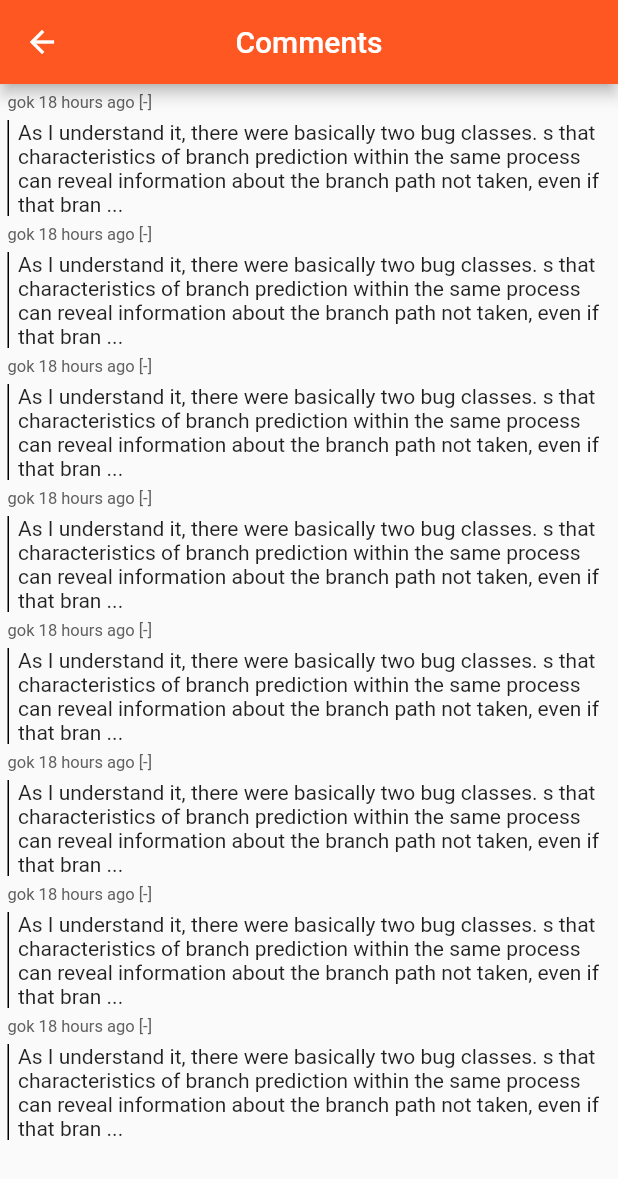
After one commit to toorop/whohn, a Flutter app: the DisplayComments screen opened directly, on a phone screen of 412 x 824 dp. The commit adds this screen. Shown: the top 1179 px of the screen. Run offline on Flutter 3.47's test engine with Material 2 defaults, Android fonts, the phone set to English and light mode, and no system bars; our stand-ins replace rxdart, webview_flutter; network calls fail.

Commit message:
comments poc1

```diff
--- a/lib/hn/hn.dart
+++ b/lib/hn/hn.dart
@@ -48,9 +48,6 @@ class HN {
 
     await Future.wait(futures);
 
-    print('end');
-
-    print(stories);
     stories.forEach((Item item) => print(item.title));
 
     return stories;
@@ -64,7 +61,7 @@ class HN {
   // via API
   Future<List<Item>> getTopStories() async {
     List<Item> stories = [];
-    Response response = await get('https://api.whohn.app/top/0/30');
+    Response response = await get('https://api.whohn.app/top/0/40');
     if (response.statusCode != 200) {
       throw Exception('bad status code from whohn API: ${response.statusCode}');
     }
--- /dev/null
+++ b/lib/screens/DisplayComments.dart
@@ -0,0 +1,117 @@
+import 'package:flutter/material.dart';
+
+const by = 'gok 18 hours ago [-]';
+const comment =
+    "As I understand it, there were basically two bug classes. s that characteristics of branch prediction within the same process can reveal information about the branch path not taken, even if that branch is itself a bounds check or other security check.The first attack isn't relevant to designs that don't use hardware isolation, but the second one absolutely is. If your virtual bytecode (wasm, JVM, Lua, whatever) is allowed access to a portion of memory, and inside the same hardware address space is other memory it shouldn't read (e.g., because there are two software-isolated processes in the same hardware address space), and a supervisor or JIT is guarding its memory accesses with branches, the second attack will let the software-isolated process execute cache timing attacks against the data on the wrong side of the branch. (I believe the names are more-or-less that Meltdown is the first bug class and Spectre is the second, but the Spectre versions are rather different in characteristics - in particular I believe that Spectre v1 affects software-isolation-only systems and Spectre v2 less so. But the names confuse me.) reply";
+
+class DisplayComments extends StatelessWidget {
+  @override
+  Widget build(BuildContext context) {
+    return Scaffold(
+      appBar: AppBar(
+        centerTitle: true,
+        title: Text(
+          'Comments',
+        ),
+      ),
+      body: ListView(
+        shrinkWrap: true,
+        children: <Widget>[
+          Comment(by, comment),
+          Comment(by, comment),
+          Comment(by, comment),
+          Comment(by, comment),
+          Comment(by, comment),
+          Comment(by, comment),
+          Comment(by, comment),
+          Comment(by, comment),
+        ],
+      ),
+    );
+  }
+}
+
+class Comment extends StatefulWidget {
+  final String _by;
+  final String _comment;
+
+  Comment(this._by, this._comment);
+
+  @override
+  _CommentState createState() => _CommentState();
+}
+
+class _CommentState extends State<Comment> {
+  final int _commentPreviewMaxLength = 200;
+
+  String _commentPreview;
+
+  bool _isExpanded = false;
+
+  @override
+  void initState() {
+    super.initState();
+
+    if (widget._comment.length > _commentPreviewMaxLength) {
+      _commentPreview =
+          widget._comment.substring(0, _commentPreviewMaxLength - 1) + ' ...';
+    } else {
+      _commentPreview = widget._comment;
+    }
+  }
+
+  void _handleTap() {
+    setState(() {
+      _isExpanded = !_isExpanded;
+    });
+  }
+
+  @override
+  Widget build(BuildContext context) {
+    return GestureDetector(
+      onTap: _handleTap,
+      child: Container(
+        //width: MediaQuery.of(context).size.width,
+        padding: EdgeInsets.only(top: 5.0, left: 5.0, right: 5.0),
+        child: Column(
+          crossAxisAlignment: CrossAxisAlignment.start,
+          children: <Widget>[
+            Container(
+              margin: EdgeInsets.only(bottom: 5.0),
+              child: Text(
+                widget._by,
+                style: TextStyle(
+                    color: Colors.grey.shade700, fontSize: 11.0, height: 1.3),
+              ),
+            ),
+            Row(
+                crossAxisAlignment: CrossAxisAlignment.start,
+                children: <Widget>[
+                  Container(
+                    //constraints:  BoxConstraints.expand(height: 100.0),
+                    height: 64,
+                    width: 1.0,
+                    color: Colors.black,
+                    margin: const EdgeInsets.only(left: 0.0, right: 6.0),
+                  ),
+                  Flexible(
+                    child: _isExpanded
+                        ? Text(widget._comment)
+                        : Text(
+                            _commentPreview,
+                            overflow: TextOverflow.clip,
+                          ),
+                  ),
+                ]),
+            ListView(
+              shrinkWrap: true,
+              children:  _isExpanded
+                  ? <Widget>[Text('balab'), Text('blabla2')]
+                  : <Widget>[]
+            ),
+          ],
+        ),
+      ),
+    );
+  }
+}
```
Also changed, not shown: lib/screens/Home.dart (+35 -83 lines).
